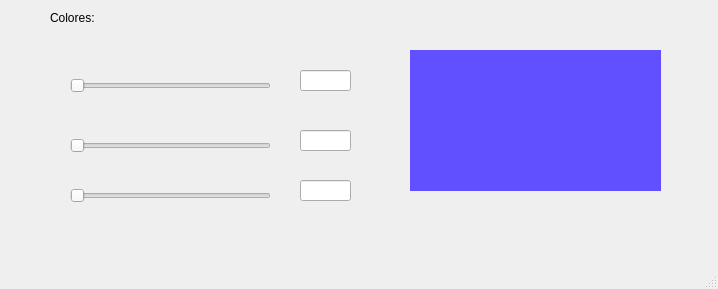
Above: Unidad 4/P_Complemento/P3_CambiarColor.ui from celineazs/PIP_2025_1_Eq3 before the change. Below: the same form after it.
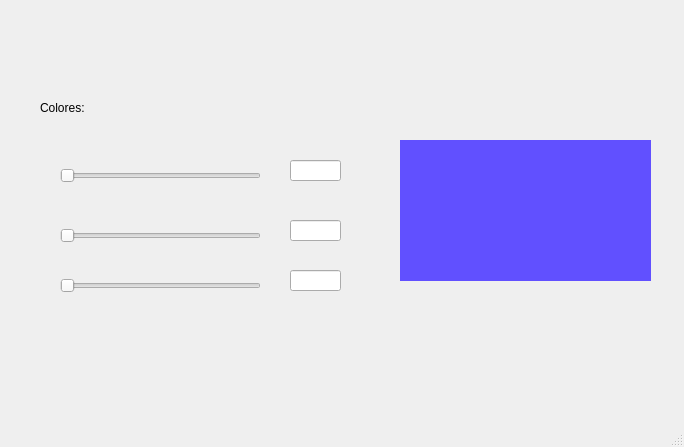
That is the form after the change. Icons and pictures are not drawn.

What changed in the file:
```diff
--- a/Unidad 4/P_Complemento/P3_CambiarColor.ui
+++ b/Unidad 4/P_Complemento/P3_CambiarColor.ui
@@ -6,8 +6,8 @@
    <rect>
     <x>0</x>
     <y>0</y>
-    <width>718</width>
-    <height>289</height>
+    <width>684</width>
+    <height>447</height>
    </rect>
   </property>
   <property name="windowTitle">
@@ -17,8 +17,8 @@
    <widget class="QLabel" name="label_2">
     <property name="geometry">
      <rect>
-      <x>50</x>
-      <y>10</y>
+      <x>40</x>
+      <y>100</y>
       <width>58</width>
       <height>16</height>
      </rect>
@@ -30,8 +30,8 @@
    <widget class="QSlider" name="valorR">
     <property name="geometry">
      <rect>
-      <x>70</x>
-      <y>70</y>
+      <x>60</x>
+      <y>160</y>
       <width>201</width>
       <height>31</height>
      </rect>
@@ -43,8 +43,8 @@
    <widget class="QSlider" name="valorG">
     <property name="geometry">
      <rect>
-      <x>70</x>
-      <y>130</y>
+      <x>60</x>
+      <y>220</y>
       <width>201</width>
       <height>31</height>
      </rect>
@@ -56,8 +56,8 @@
    <widget class="QSlider" name="valorB">
     <property name="geometry">
      <rect>
-      <x>70</x>
-      <y>180</y>
+      <x>60</x>
+      <y>270</y>
       <width>201</width>
       <height>31</height>
      </rect>
@@ -69,8 +69,8 @@
    <widget class="QLineEdit" name="txt_R">
     <property name="geometry">
      <rect>
-      <x>300</x>
-      <y>70</y>
+      <x>290</x>
+      <y>160</y>
       <width>51</width>
       <height>21</height>
      </rect>
@@ -79,8 +79,8 @@
    <widget class="QLineEdit" name="txt_G">
     <property name="geometry">
      <rect>
-      <x>300</x>
-      <y>130</y>
+      <x>290</x>
+      <y>220</y>
       <width>51</width>
       <height>21</height>
      </rect>
@@ -89,8 +89,8 @@
    <widget class="QLineEdit" name="txt_B">
     <property name="geometry">
      <rect>
-      <x>300</x>
-      <y>180</y>
+      <x>290</x>
+      <y>270</y>
       <width>51</width>
       <height>21</height>
      </rect>
@@ -99,8 +99,8 @@
    <widget class="QLabel" name="color">
     <property name="geometry">
      <rect>
-      <x>410</x>
-      <y>50</y>
+      <x>400</x>
+      <y>140</y>
       <width>251</width>
       <height>141</height>
      </rect>
@@ -112,6 +112,72 @@
      <string>&lt;html&gt;&lt;head/&gt;&lt;body&gt;&lt;p&gt;&lt;br/&gt;&lt;/p&gt;&lt;/body&gt;&lt;/html&gt;</string>
     </property>
    </widget>
+   <widget class="QLabel" name="label_4">
+    <property name="geometry">
+     <rect>
+      <x>20</x>
+      <y>10</y>
+      <width>211</width>
+      <height>71</height>
+     </rect>
+    </property>
+    <property name="styleSheet">
+     <string notr="true"/>
+    </property>
+    <property name="text">
+     <string/>
+    </property>
+    <property name="pixmap">
+     <pixmap resource="../../Archivos/Resources/resource.qrc">:/logos/log_uat_nuevo.png</pixmap>
+    </property>
+    <property name="scaledContents">
+     <bool>true</bool>
+    </property>
+   </widget>
+   <widget class="QLabel" name="label_3">
+    <property name="geometry">
+     <rect>
+      <x>570</x>
+      <y>20</y>
+      <width>91</width>
+      <height>81</height>
+     </rect>
+    </property>
+    <property name="styleSheet">
+     <string notr="true"/>
+    </property>
+    <property name="text">
+     <string/>
+    </property>
+    <property name="pixmap">
+     <pixmap resource="../../Archivos/Resources/resource.qrc">:/logos/FIT_logo_vertical.png</pixmap>
+    </property>
+    <property name="scaledContents">
+     <bool>true</bool>
+    </property>
+   </widget>
+   <widget class="QLabel" name="label">
+    <property name="geometry">
+     <rect>
+      <x>530</x>
+      <y>300</y>
+      <width>121</width>
+      <height>101</height>
+     </rect>
+    </property>
+    <property name="styleSheet">
+     <string notr="true"/>
+    </property>
+    <property name="text">
+     <string/>
+    </property>
+    <property name="pixmap">
+     <pixmap resource="../../Archivos/Resources/resource.qrc">:/logos/equipo.png</pixmap>
+    </property>
+    <property name="scaledContents">
+     <bool>true</bool>
+    </property>
+   </widget>
   </widget>
   <widget class="QMenuBar" name="menubar">
    <property name="geometry">
```
Left out of the diff: 8 changed lines with no effect on the pictures.
